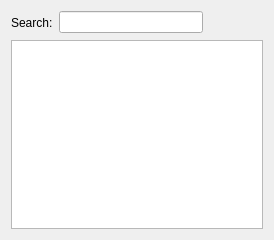
tkrotoff/QuarkPlayer, file quarkplayer/plugins/filebrowser/FileBrowserWidget.ui: the form before one commit.
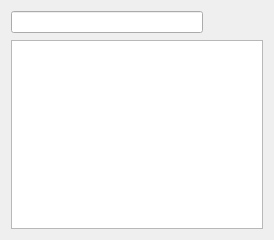
The form after the commit.

The edit to the form file:
```diff
--- a/quarkplayer/plugins/filebrowser/FileBrowserWidget.ui
+++ b/quarkplayer/plugins/filebrowser/FileBrowserWidget.ui
@@ -13,13 +13,6 @@
    <item row="0" column="0" >
     <layout class="QGridLayout" name="gridLayout" >
      <item row="0" column="0" >
-      <widget class="QLabel" name="searchLabel" >
-       <property name="text" >
-        <string>Search:</string>
-       </property>
-      </widget>
-     </item>
-     <item row="0" column="1" >
       <widget class="QLineEdit" name="searchLineEdit" />
      </item>
      <item row="0" column="2" >
```
Left out of the diff: 4 changed lines with no effect on the pictures.
